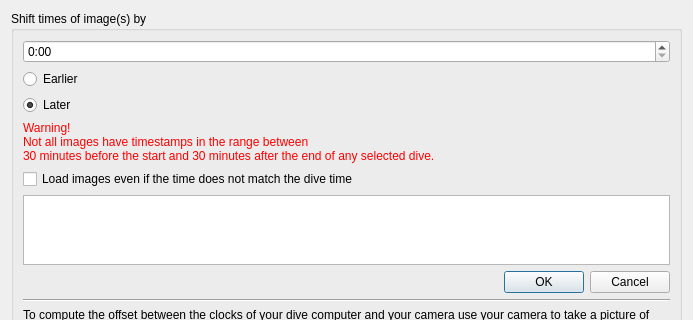
Before: the Qt Designer form desktop-widgets/shiftimagetimes.ui in subsurface/subsurface, drawn with Qt 5; both pictures show x 0 to 693 and y 0 to 320 of the 693 by 600 pixel window.
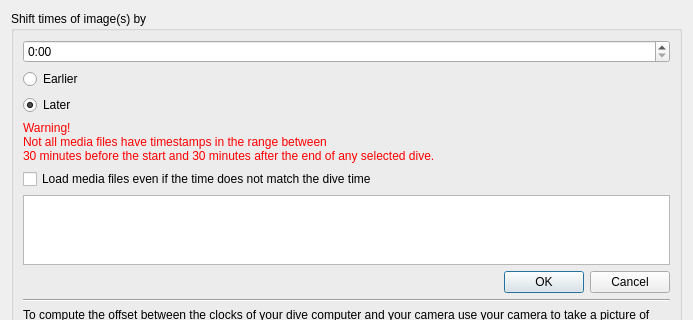
After: the same form once the commit is applied. Icons and pictures are not drawn.

Commit message:
UI change of "images"/"photo" to "media" or "media files"
This changes the above mentioned terms everywhere in the UI to
reflect the fact that Subsurface now also supports video files on top
of image files.

Patch:
```diff
--- a/desktop-widgets/shiftimagetimes.ui
+++ b/desktop-widgets/shiftimagetimes.ui
@@ -126,7 +126,7 @@
         </property>
         <property name="text">
          <string>Warning!
-Not all images have timestamps in the range between
+Not all media files have timestamps in the range between
 30 minutes before the start and 30 minutes after the end of any selected dive.</string>
         </property>
        </widget>
@@ -134,7 +134,7 @@
       <item>
        <widget class="QCheckBox" name="matchAllImages">
         <property name="text">
-         <string>Load images even if the time does not match the dive time</string>
+         <string>Load media files even if the time does not match the dive time</string>
         </property>
        </widget>
       </item>
```
The commit also changes 9 other files.
